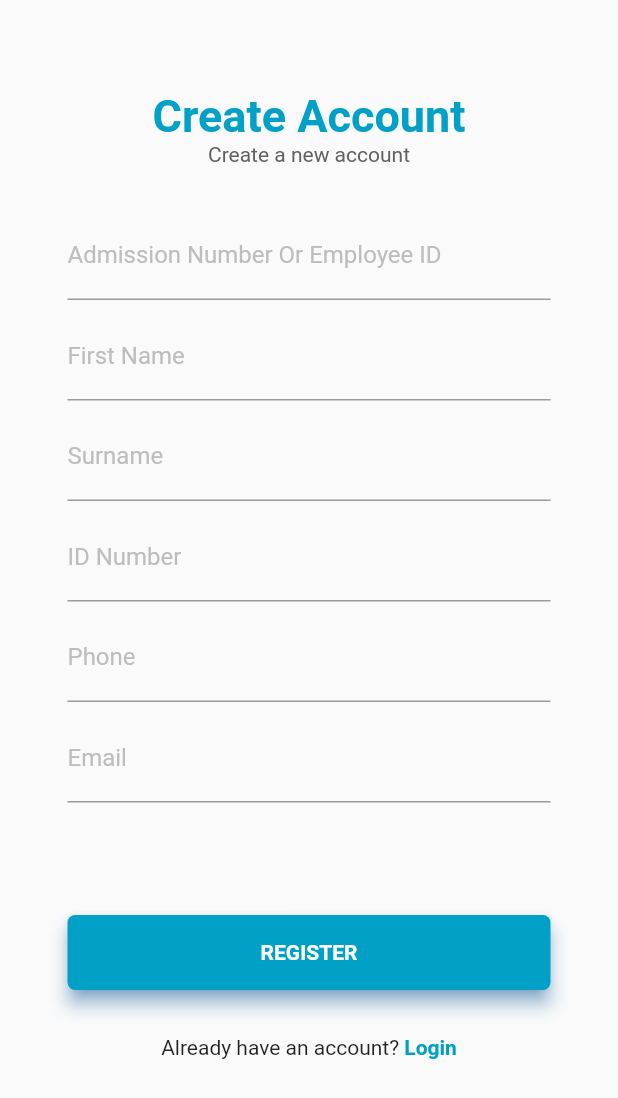
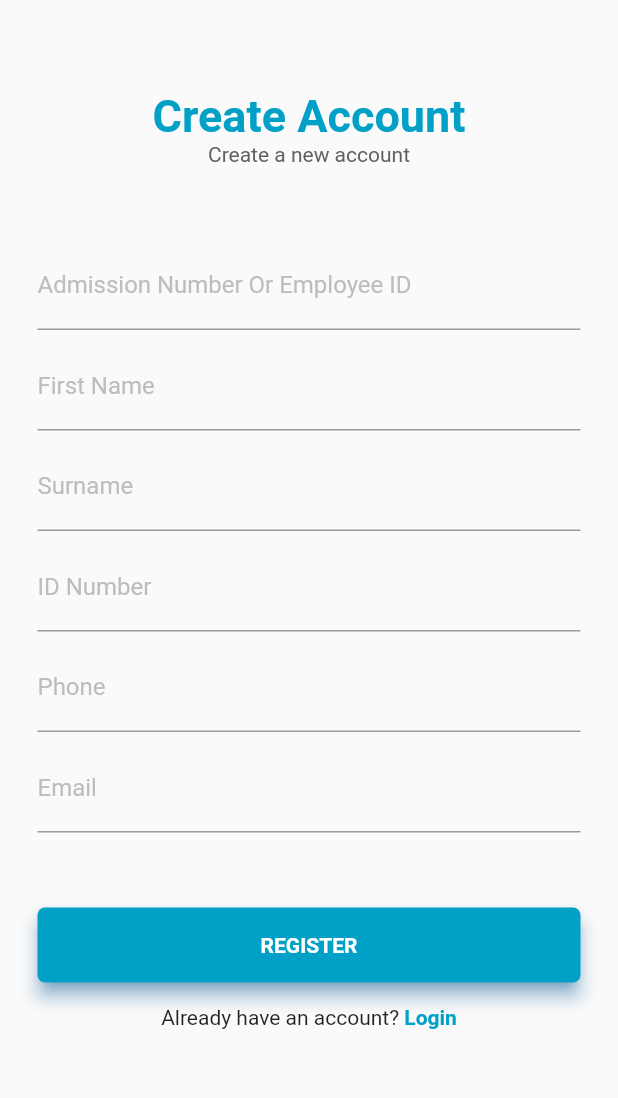
Before and after one commit to musumbidenis/assetracking, a Flutter app: the screen it shows after launch, after a tap on "Register", on a phone screen of 412 x 824 dp. Shown: the top 1098 px of the screen. Run offline on Flutter 3.47's test engine with Material 2 defaults, Android fonts, the phone set to English and light mode, and no system bars; our stand-ins replace flushbar, shared_preferences; missing offline and left inert: barcode_scan, platform_alert_dialog; Roboto replaces fonts that are missing (Source Sans Pro).

Commit message:
Edited padding in login and register screens

```diff
--- a/lib/pages/login.dart
+++ b/lib/pages/login.dart
@@ -42,7 +42,7 @@ class _LoginState extends State<Login> {
             ),
             Padding(
               padding: const EdgeInsets.only(
-                  left: 45.0, right: 45.0, top: 50.0, bottom: 30.0),
+                  left: 25.0, right: 25.0, top: 50.0, bottom: 15.0),
               child: Form(
                 key: _formKey,
                 child: Column(
@@ -61,6 +61,7 @@ class _LoginState extends State<Login> {
                           color: Color(0xff01A0C7),
                         )),
                       ),
+                      // ignore: missing_return
                       validator: (String value) {
                         if (value.isEmpty) {
                           return "This field cannot be blank";
@@ -82,6 +83,7 @@ class _LoginState extends State<Login> {
                         )),
                       ),
                       obscureText: true,
+                      // ignore: missing_return
                       validator: (String value) {
                         if (value.isEmpty) {
                           return "ID Number field cannot be blank";
--- a/lib/pages/register.dart
+++ b/lib/pages/register.dart
@@ -42,8 +42,8 @@ class _RegisterState extends State<Register> {
                 style: TextStyle(color: Colors.grey[700]),
               ),
               Padding(
-                padding: const EdgeInsets.symmetric(
-                    vertical: 30.0, horizontal: 45.0),
+                padding: const EdgeInsets.only(
+                    left: 25.0, right: 25.0, top: 50.0, bottom: 15.0),
                 child: Form(
                   key: _formKey,
                   child: Column(
@@ -59,6 +59,7 @@ class _RegisterState extends State<Register> {
                           focusedBorder: UnderlineInputBorder(
                               borderSide: BorderSide(color: Color(0xff01A0C7))),
                         ),
+                        // ignore: missing_return
                         validator: (String value) {
                           if (value.isEmpty) {
                             return "This field cannot be blank";
@@ -78,6 +79,7 @@ class _RegisterState extends State<Register> {
                               borderSide: BorderSide(color: Color(0xff01A0C7))),
                         ),
                         keyboardType: TextInputType.emailAddress,
+                        // ignore: missing_return
                         validator: (String value) {
                           if (value.isEmpty) {
                             return "First Name field cannot be blank";
@@ -97,6 +99,7 @@ class _RegisterState extends State<Register> {
                               borderSide: BorderSide(color: Color(0xff01A0C7))),
                         ),
                         keyboardType: TextInputType.emailAddress,
+                        // ignore: missing_return
                         validator: (String value) {
                           if (value.isEmpty) {
                             return "Surname field cannot be blank";
@@ -116,6 +119,7 @@ class _RegisterState extends State<Register> {
                               borderSide: BorderSide(color: Color(0xff01A0C7))),
                         ),
                         keyboardType: TextInputType.number,
+                        // ignore: missing_return
                         validator: (String value) {
                           if (value.isEmpty) {
                             return "ID Number field cannot be blank";
@@ -135,6 +139,7 @@ class _RegisterState extends State<Register> {
                               borderSide: BorderSide(color: Color(0xff01A0C7))),
                         ),
                         keyboardType: TextInputType.phone,
+                        // ignore: missing_return
                         validator: (String value) {
                           if (value.isEmpty) {
                             return "Phone field cannot be blank";
@@ -154,13 +159,14 @@ class _RegisterState extends State<Register> {
                               borderSide: BorderSide(color: Color(0xff01A0C7))),
                         ),
                         keyboardType: TextInputType.emailAddress,
+                        // ignore: missing_return
                         validator: (String value) {
                           if (value.isEmpty) {
                             return "Email field cannot be blank";
                           }
                         },
                       ),
-                      SizedBox(height: 75.0),
+                      SizedBox(height: 50.0),
                       Container(
                         height: 50.0,
                         child: GestureDetector(
--- a/pubspec.yaml
+++ b/pubspec.yaml
@@ -46,8 +46,9 @@ flutter:
   uses-material-design: true
 
   # To add assets to your application, add an assets section, like this:
-  assets:
-   - assets/
+  # assets:
+  #   - images/a_dot_burr.jpeg
+  #   - images/a_dot_ham.jpeg
 
   # An image asset can refer to one or more resolution-specific "variants", see
   # https://flutter.dev/assets-and-images/#resolution-aware.
```
Also changed, not shown: lib/sessions/start.dart (+14 -7 lines), 2 other files.
